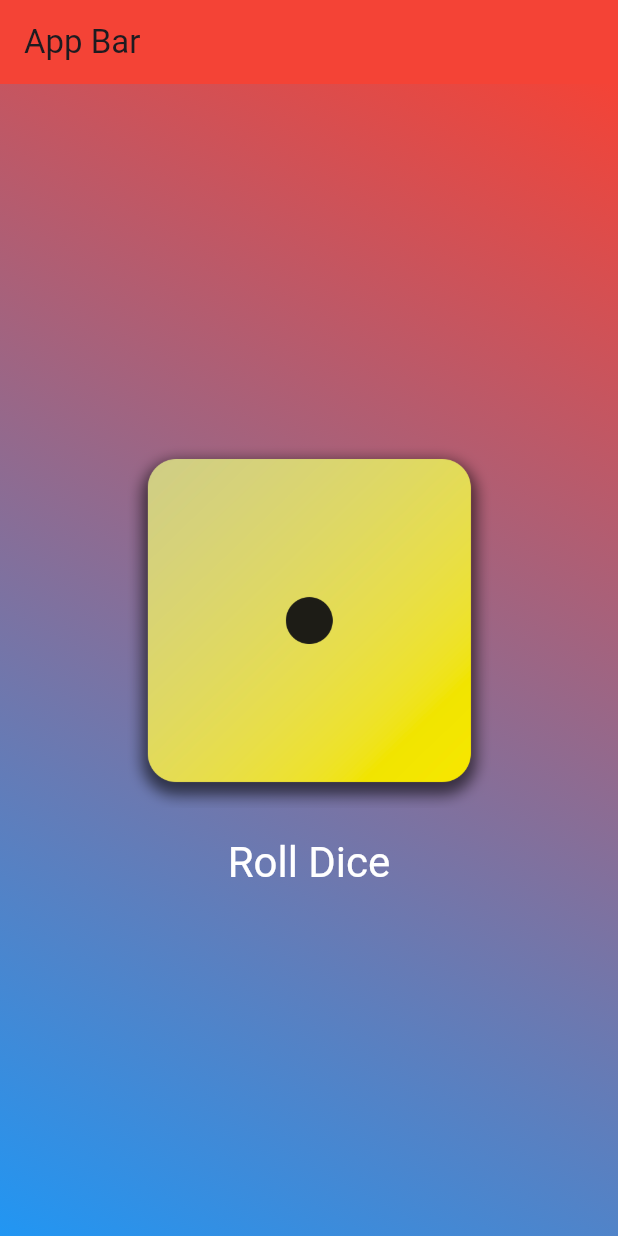
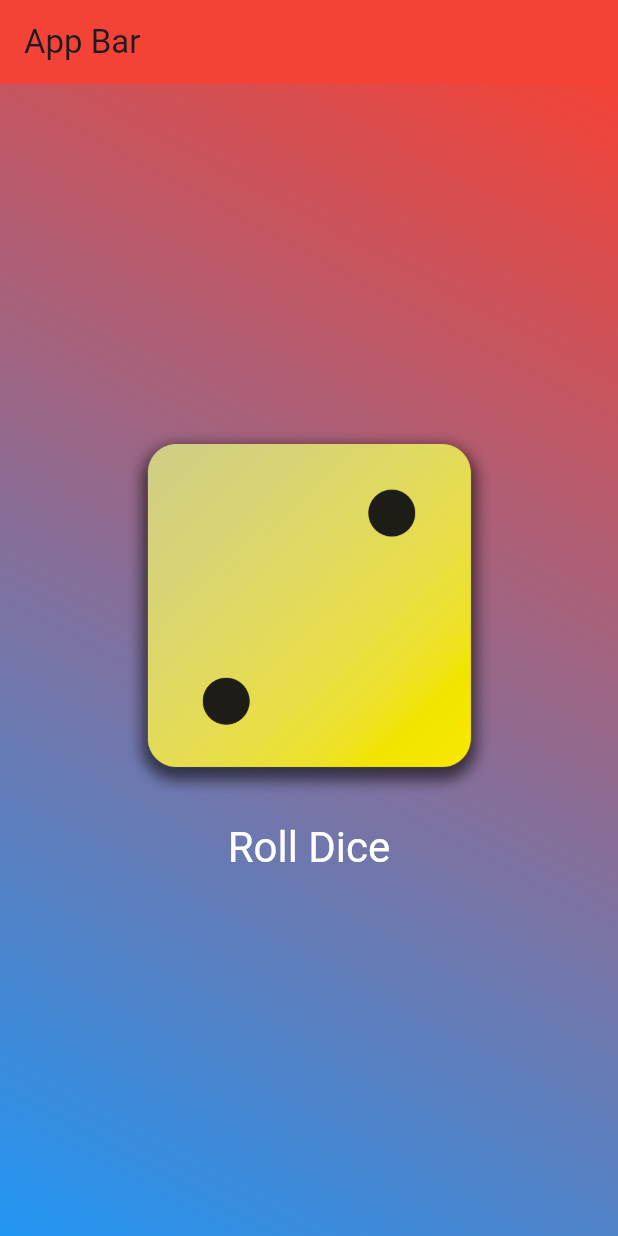
Before and after one commit to fbssaejun/dice_app, a Flutter app: the screen it shows after launch, after a tap on "Roll Dice", on a phone screen of 412 x 824 dp. Run offline on Flutter 3.47's test engine with Material 3 defaults, Android fonts, the phone set to English and light mode, and no system bars.

Commit message:
import DiceRoller StatefulWidget to the GradientContainer Widget

```diff
--- a/lib/gradient_container.dart
+++ b/lib/gradient_container.dart
@@ -1,4 +1,5 @@
 import 'package:flutter/material.dart';
+import 'package:dice_app/dice_roller.dart';
 
 class GradientContainer extends StatelessWidget {
   const GradientContainer(this.startAlignment, this.endAlignment, {super.key, required this.colors});
@@ -15,10 +16,6 @@ class GradientContainer extends StatelessWidget {
   final Alignment startAlignment;
   final Alignment endAlignment;
 
-  void rollDice() {
-
-  }
-
   @override
   Widget build(context) {
     return Container(
@@ -29,24 +26,8 @@ class GradientContainer extends StatelessWidget {
               colors: colors
             )
           ),
-          child: Center(
-            child: Column(
-              mainAxisSize: MainAxisSize.min,
-              children: [
-                Image.asset(
-                  'assets/images/dice-1.png',
-                  width: 250
-                ),
-                TextButton(
-                    onPressed: rollDice,
-                    style: TextButton.styleFrom(
-                      padding: const EdgeInsets.only(top: 20),
-                      foregroundColor: Colors.white,
-                      textStyle: const TextStyle(fontSize: 28)),
-                    child: const Text('Roll Dice')
-                  )
-              ]
-            )
+          child: const Center(
+            child: DiceRoller()
           ),
         );
   }
```
